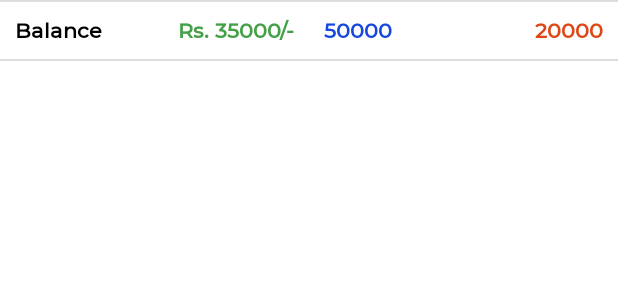
After one commit to yazdanilyas/POS-Android, an Android app: the layout layout_ledger_footer.xml on its own in the app's theme, with its tools: preview values and no code run, on a phone screen of 412 x 824 dp. The commit adds this screen. Shown: the top 300 px of the screen. Run offline under Robolectric (Android 15) with nearby library versions, the phone set to English and light mode, and no system bars.

Commit message:
Completed Ledger Screen design completed

```diff
--- /dev/null
+++ b/app/src/main/java/com/cybereast/p003spos_android/data/enums/TransactionType.kt
@@ -0,0 +1,6 @@
+package com.cybereast.p003spos_android.data.enums
+
+enum class TransactionType {
+    INVOICE,
+    STOCK
+}
--- a/app/src/main/java/com/cybereast/p003spos_android/ui/activities/MainActivity.kt
+++ b/app/src/main/java/com/cybereast/p003spos_android/ui/activities/MainActivity.kt
@@ -34,6 +34,12 @@ class MainActivity : AppCompatActivity() {
                 ProductListFragment::class.java.name
             )
         }
+        mBinding.btnLedger.setOnClickListener {
+            ActivityUtils.launchFragment(
+                this,
+                ProductListFragment::class.java.name
+            )
+        }
 
     }
 
--- a/app/src/main/java/com/cybereast/p003spos_android/ui/fragments/productListFragment/ProductListFragment.kt
+++ b/app/src/main/java/com/cybereast/p003spos_android/ui/fragments/productListFragment/ProductListFragment.kt
@@ -82,7 +82,7 @@ class ProductListFragment : RecyclerViewBaseFragment(),
     }
 
     override fun inflateLayoutFromId(position: Int, data: Any?): Int {
-        return R.layout.item_product
+        return R.layout.item_ledger
     }
 
     override fun onNoDataFound() {
--- a/app/src/main/java/com/cybereast/p003spos_android/ui/fragments/productListFragment/ProductListViewModel.kt
+++ b/app/src/main/java/com/cybereast/p003spos_android/ui/fragments/productListFragment/ProductListViewModel.kt
@@ -4,7 +4,6 @@ import com.cybereast.p003spos_android.base.BaseViewModel
 import com.cybereast.p003spos_android.model.ProductModel
 
 class ProductListViewModel : BaseViewModel() {
-
     var mProductList: MutableList<Any> = ArrayList()
     var mProductModel: ProductModel? = null
 }
--- /dev/null
+++ b/app/src/main/res/layout/layout_ledger_footer.xml
@@ -0,0 +1,80 @@
+<?xml version="1.0" encoding="utf-8"?>
+<androidx.constraintlayout.widget.ConstraintLayout xmlns:android="http://schemas.android.com/apk/res/android"
+    xmlns:app="http://schemas.android.com/apk/res-auto"
+    android:layout_width="match_parent"
+    android:layout_height="wrap_content">
+
+    <View
+        android:id="@+id/topLine"
+        android:layout_width="match_parent"
+        android:layout_height="@dimen/_1dp"
+        android:background="@color/colorLightGrey"
+        app:layout_constraintTop_toBottomOf="@+id/tvCr"
+        app:layout_constraintTop_toTopOf="parent" />
+
+    <androidx.appcompat.widget.AppCompatTextView
+        android:id="@+id/tvBalanceValue"
+        style="@style/textStyle"
+        android:layout_width="wrap_content"
+        android:layout_height="wrap_content"
+        android:layout_margin="@dimen/_10dp"
+        android:text="Rs. 35000/-"
+        android:textColor="@color/colorGreen"
+        android:textStyle="bold"
+        app:layout_constraintEnd_toStartOf="@+id/centerLine"
+        app:layout_constraintTop_toTopOf="parent" />
+
+    <androidx.appcompat.widget.AppCompatTextView
+        android:id="@+id/tvBalance"
+        style="@style/textStyle"
+        android:layout_width="wrap_content"
+        android:layout_height="wrap_content"
+        android:layout_margin="@dimen/_10dp"
+        android:text="@string/balance"
+        android:textColor="@color/black"
+        android:textStyle="bold"
+        app:layout_constraintStart_toStartOf="parent"
+        app:layout_constraintTop_toTopOf="parent" />
+
+    <androidx.constraintlayout.widget.Guideline
+        android:id="@+id/centerLine"
+        android:layout_width="wrap_content"
+        android:layout_height="match_parent"
+        android:orientation="vertical"
+        app:layout_constraintGuide_percent=".5"
+        app:layout_constraintStart_toEndOf="@id/centerLine" />
+
+    <androidx.appcompat.widget.AppCompatTextView
+        android:id="@+id/tvDr"
+        style="@style/textStyle"
+        android:layout_width="wrap_content"
+        android:layout_height="wrap_content"
+        android:layout_margin="@dimen/_10dp"
+        android:text="50000"
+        android:textColor="@color/colorBlue"
+        android:textStyle="bold"
+        app:layout_constraintStart_toStartOf="@+id/centerLine"
+        app:layout_constraintTop_toTopOf="parent" />
+
+    <androidx.appcompat.widget.AppCompatTextView
+        android:id="@+id/tvCr"
+        style="@style/textStyle"
+        android:layout_width="wrap_content"
+        android:layout_height="wrap_content"
+        android:layout_margin="@dimen/_10dp"
+        android:text="20000"
+        android:textColor="@color/colorRed"
+        android:textStyle="bold"
+        app:layout_constraintEnd_toEndOf="parent"
+        app:layout_constraintTop_toTopOf="parent" />
+
+    <View
+        android:id="@+id/bottomLine"
+        android:layout_width="match_parent"
+        android:layout_height="@dimen/_1dp"
+        android:layout_marginTop="@dimen/_10dp"
+        android:background="@color/colorLightGrey"
+        app:layout_constraintBottom_toBottomOf="parent"
+        app:layout_constraintTop_toBottomOf="@+id/tvCr" />
+
+</androidx.constraintlayout.widget.ConstraintLayout>
--- a/app/src/main/res/values/colors.xml
+++ b/app/src/main/res/values/colors.xml
@@ -9,9 +9,12 @@
     <color name="white">#FFFFFFFF</color>
     <color name="blue">#14B8CC</color>
     <color name="lightBlue">#9F14B8CC</color>
-    <color name="colorOrange">#DF4616</color>
     <color name="colorGreen">#43A047</color>
     <color name="colorGrey">#A6A4A4</color>
     <color name="colorLightGrey">#5EA6A4A4</color>
     <color name="colorRed">#DF4616</color>
+    <color name="colorBlue">#1648DF</color>
+    <color name="colorYellow">#FBC522</color>
+    <color name="colorOrange">#FD9A07</color>
+    <color name="color_9C27B0">#9C27B0</color>
 </resources>
```
Also changed, not shown: app/src/main/java/com/cybereast/p003spos_android/model/LedgerModel.kt (added, +17 -0 lines), app/src/main/java/com/cybereast/p003spos_android/ui/fragments/ledgerFragment/LedgerFragment.kt (added, +82 -0 lines), app/src/main/java/com/cybereast/p003spos_android/ui/fragments/ledgerFragment/LedgerViewModel.kt (added, +7 -0 lines), app/src/main/res/layout/activity_main.xml (+14 -2 lines), app/src/main/res/layout/item_ledger.xml (added, +57 -0 lines), app/src/main/res/layout/layout_ledger_header.xml (added, +72 -0 lines), app/src/main/res/layout/ledger_fragment.xml (added, +57 -0 lines), app/src/main/res/values/strings.xml (+11 -0 lines).
